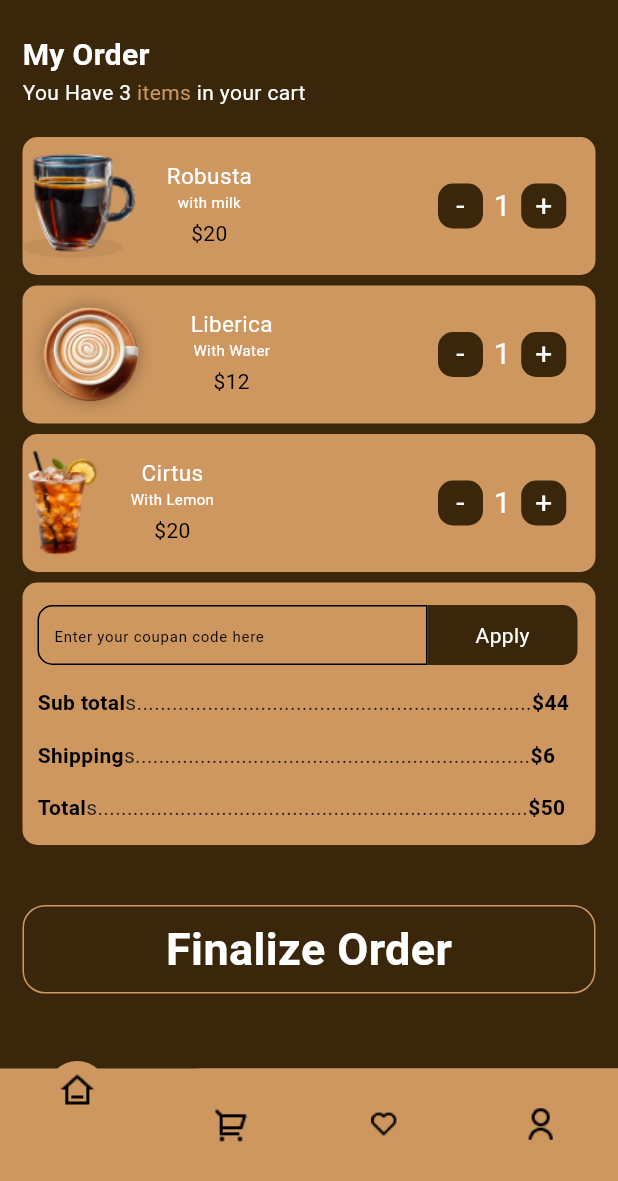
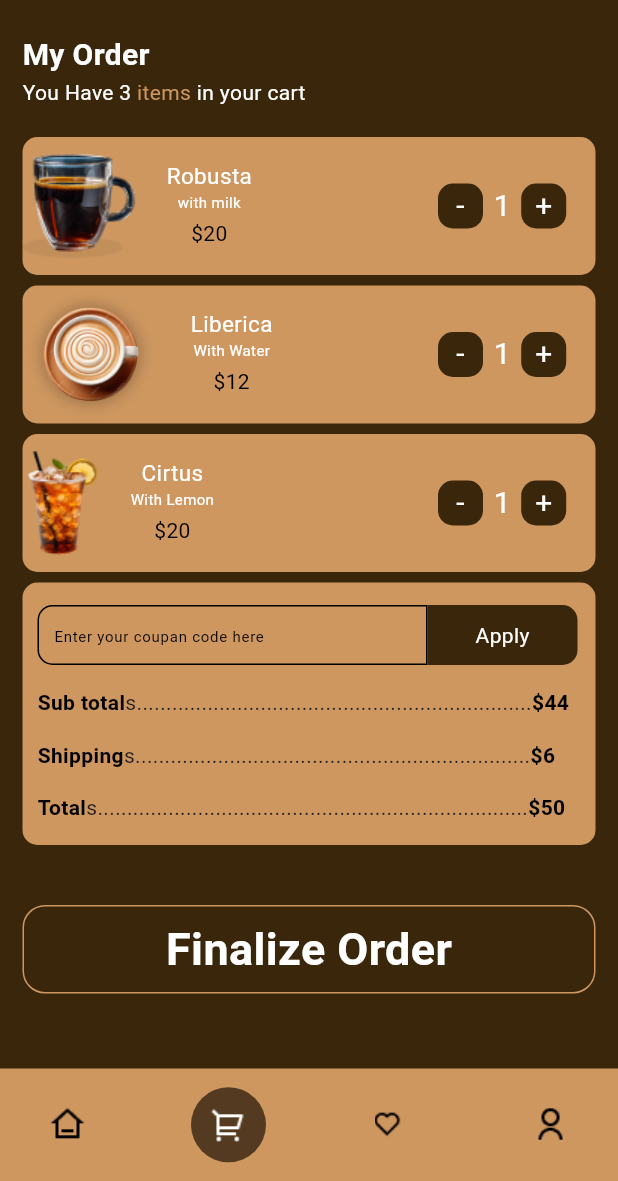
Before and after one commit to Ahmadsaniliman/coffee_ui, a Flutter app: the CartScreen screen opened by its route, on a phone screen of 412 x 824 dp, the part 55-1236 px from its top. Run offline on Flutter 3.47's test engine with Material 3 defaults, Android fonts, the phone set to English and light mode, and no system bars; drawn by our look-alikes of curved_navigation_bar; missing offline and left inert: stepper_list_view.

Commit message:
ALMOST DONE

```diff
--- a/lib/Views/Home/cart.dart
+++ b/lib/Views/Home/cart.dart
@@ -1,5 +1,7 @@
 import 'package:coffee_shop_ui/Utils/app_colors.dart';
+import 'package:coffee_shop_ui/Utils/enum.dart';
 import 'package:coffee_shop_ui/Utils/routes.dart';
+import 'package:coffee_shop_ui/Views/Home/home.dart';
 import 'package:curved_navigation_bar/curved_navigation_bar.dart';
 import 'package:flutter/material.dart';
 
@@ -29,27 +31,8 @@ class CartScreen extends StatelessWidget {
       },
     ];
     return Scaffold(
-      bottomNavigationBar: CurvedNavigationBar(
-        backgroundColor: AppColors.primaryColor,
-        color: AppColors.primaryColor,
-        items: [
-          Image.asset(
-            'assets/icons/home-3-line.png',
-            color: AppColors.blackColor,
-          ),
-          Image.asset(
-            'assets/icons/shopping-cart-2-line.png',
-            color: AppColors.blackColor,
-          ),
-          Image.asset(
-            'assets/icons/heart-line.png',
-            color: AppColors.blackColor,
-          ),
-          Image.asset(
-            'assets/icons/user-line (1).png',
-            color: AppColors.blackColor,
-          ),
-        ],
+      bottomNavigationBar: const BottomNav(
+        selectedMenu: BottomNavBarItems.cart,
       ),
       backgroundColor: AppColors.dkBgColor,
       body: SafeArea(
--- a/lib/Views/Home/home.dart
+++ b/lib/Views/Home/home.dart
@@ -24,8 +24,9 @@ class HomeScreen extends StatelessWidget {
     ];
     int indexOne = 0;
     return Scaffold(
-      bottomNavigationBar:
-          const BotNavBar(selectedIndex: BottomNavBarItems.home),
+      bottomNavigationBar: const BottomNav(
+        selectedMenu: BottomNavBarItems.home,
+      ),
       body: Container(
         height: double.infinity,
         width: double.infinity,
@@ -229,58 +230,111 @@ class HomeScreen extends StatelessWidget {
   }
 }
 
-class BotNavBar extends StatelessWidget {
-  const BotNavBar({
-    super.key,
-    required this.selectedIndex,
-  });
+class BottomNav extends StatelessWidget {
+  const BottomNav({
+    Key? key,
+    required this.selectedMenu,
+  }) : super(key: key);
+  final BottomNavBarItems selectedMenu;
 
-  final BottomNavBarItems selectedIndex;
   @override
   Widget build(BuildContext context) {
-    return CurvedNavigationBar(
-      backgroundColor: AppColors.primaryColor,
-      buttonBackgroundColor: selectedIndex =
-          true ? AppColors.bgColor : AppColors.primaryColor,
+    return Container(
+      padding: const EdgeInsets.symmetric(horizontal: 20),
+      height: 75,
+      width: double.infinity,
+      decoration: const BoxDecoration(
         color: AppColors.primaryColor,
-      items: [
+      ),
+      child: Row(
+        mainAxisAlignment: MainAxisAlignment.spaceBetween,
+        children: [
           InkWell(
             onTap: () {
               Navigator.of(context).pushNamed(AppRoutes.homeRoute);
             },
+            child: Container(
+              height: 50,
+              width: 50,
+              decoration: BoxDecoration(
+                color: selectedMenu == BottomNavBarItems.home
+                    ? AppColors.bgColor
+                    : null,
+                shape: BoxShape.circle,
+              ),
               child: Image.asset(
                 'assets/icons/home-3-line.png',
-            color: AppColors.blackColor,
+                color: selectedMenu == BottomNavBarItems.home
+                    ? AppColors.whiteColor
+                    : AppColors.blackColor,
+              ),
             ),
           ),
           InkWell(
             onTap: () {
               Navigator.of(context).pushNamed(AppRoutes.cartRoue);
             },
+            child: Container(
+              height: 50,
+              width: 50,
+              decoration: BoxDecoration(
+                color: selectedMenu == BottomNavBarItems.cart
+                    ? AppColors.bgColor
+                    : null,
+                shape: BoxShape.circle,
+              ),
               child: Image.asset(
                 'assets/icons/shopping-cart-2-line.png',
-            color: AppColors.blackColor,
+                color: selectedMenu == BottomNavBarItems.cart
+                    ? AppColors.whiteColor
+                    : AppColors.blackColor,
+              ),
             ),
           ),
           InkWell(
             onTap: () {
               Navigator.of(context).pushNamed(AppRoutes.favouriteRoute);
             },
+            child: Container(
+              height: 50,
+              width: 50,
+              decoration: BoxDecoration(
+                color: selectedMenu == BottomNavBarItems.favourite
+                    ? AppColors.bgColor
+                    : null,
+                shape: BoxShape.circle,
+              ),
               child: Image.asset(
                 'assets/icons/heart-line.png',
-            color: AppColors.blackColor,
+                color: selectedMenu == BottomNavBarItems.favourite
+                    ? AppColors.whiteColor
+                    : AppColors.blackColor,
+              ),
             ),
           ),
           InkWell(
             onTap: () {
               Navigator.of(context).pushNamed(AppRoutes.profileRoute);
             },
+            child: Container(
+              height: 50,
+              width: 50,
+              decoration: BoxDecoration(
+                color: selectedMenu == BottomNavBarItems.profile
+                    ? AppColors.bgColor
+                    : null,
+                shape: BoxShape.circle,
+              ),
               child: Image.asset(
                 'assets/icons/user-line (1).png',
-            color: AppColors.blackColor,
+                color: selectedMenu == BottomNavBarItems.profile
+                    ? AppColors.whiteColor
+                    : AppColors.blackColor,
+              ),
             ),
           ),
         ],
+      ),
     );
   }
 }
```
Also changed, not shown: lib/Views/Home/favourite_screen.dart (+4 -21 lines), lib/Views/Home/profile.dart (+4 -22 lines). Lines whose indentation alone changed are shown as unchanged.
